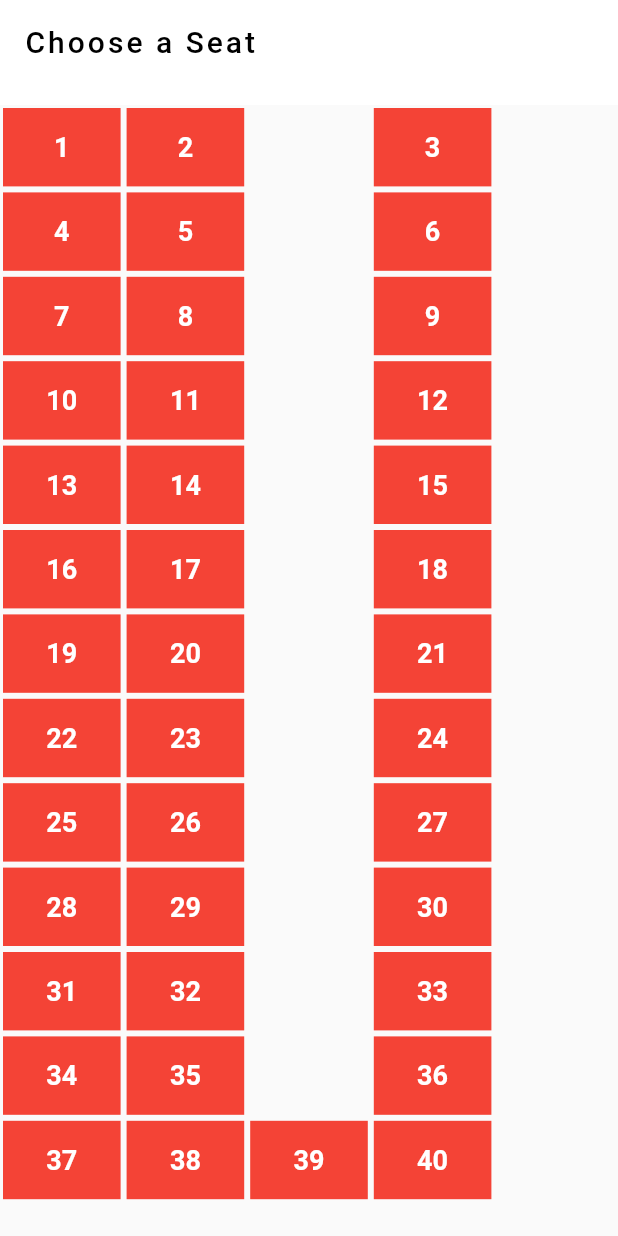
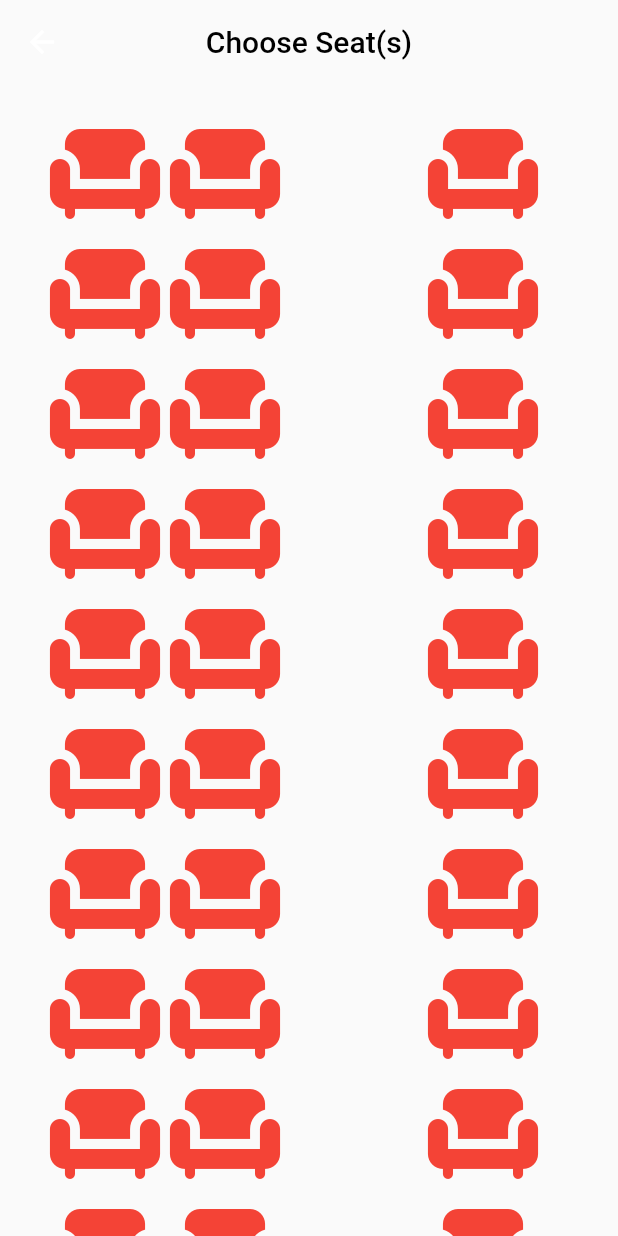
Before and after one commit to EhMaNa/Infinity-Express, a Flutter app: the Booking screen opened directly, on a phone screen of 412 x 824 dp. Run offline on Flutter 3.47's test engine with Material 2 defaults, Android fonts, the phone set to English and light mode, and no system bars; our stand-ins replace flutter_svg, select_form_field.

```diff
--- a/infinity/lib/pages/booking.dart
+++ b/infinity/lib/pages/booking.dart
@@ -2,7 +2,7 @@ import 'package:flutter/material.dart';
 import 'package:flutter/cupertino.dart';
 
 class Booking extends StatefulWidget {
-  const Booking({ Key? key }) : super(key: key);
+  const Booking({Key? key}) : super(key: key);
 
   @override
   _BookingState createState() => _BookingState();
@@ -14,36 +14,30 @@ class _BookingState extends State<Booking> {
     return DefaultTabController(
       length: 1,
       child: Scaffold(
-        appBar: PreferredSize(
-          preferredSize: Size.fromHeight(70),
-          child: AppBar(
-            title: Text('Choose a Seat',
-            style: TextStyle(
-                color: Colors.black,
-              letterSpacing: 2.0
-            ),),
-            centerTitle: false,
-            backgroundColor: Colors.white,
-            elevation: 0.0,
-            automaticallyImplyLeading: false,
-            ),
+        appBar: AppBar(
+          backgroundColor: Colors.transparent,
+          title: Text(
+            'Choose Seat(s)',
+            style: TextStyle(color: Colors.black, fontSize: 20),
+          ),
+          centerTitle: true,
+          elevation: 0.0,
         ),
-
         body: Container(
           child: Center(
             child: TabBarView(
               children: [
                 ListView(
+                  padding:
+                      EdgeInsets.only(left: 30, right: 50, top: 20, bottom: 40),
                   physics: BouncingScrollPhysics(),
                   children: [
-
                     Row(
                       children: [
                         SeatWidget(name: '1', color: Colors.red),
                         SeatWidget(name: '2', color: Colors.red),
                         Spacer(),
                         SeatWidget(name: '3', color: Colors.red),
-                        SeatWidget1(),
                       ],
                     ),
                     Row(
@@ -52,8 +46,6 @@ class _BookingState extends State<Booking> {
                         SeatWidget(name: '5', color: Colors.red),
                         Spacer(),
                         SeatWidget(name: '6', color: Colors.red),
-                        SeatWidget1(),
-
                       ],
                     ),
                     Row(
@@ -62,8 +54,6 @@ class _BookingState extends State<Booking> {
                         SeatWidget(name: '8', color: Colors.red),
                         Spacer(),
                         SeatWidget(name: '9', color: Colors.red),
-                        SeatWidget1(),
-
                       ],
                     ),
                     Row(
@@ -72,7 +62,6 @@ class _BookingState extends State<Booking> {
                         SeatWidget(name: '11', color: Colors.red),
                         Spacer(),
                         SeatWidget(name: '12', color: Colors.red),
-                        SeatWidget1(),
                       ],
                     ),
                     Row(
@@ -81,7 +70,6 @@ class _BookingState extends State<Booking> {
                         SeatWidget(name: '14', color: Colors.red),
                         Spacer(),
                         SeatWidget(name: '15', color: Colors.red),
-                        SeatWidget1(),
                       ],
                     ),
                     Row(
@@ -90,7 +78,6 @@ class _BookingState extends State<Booking> {
                         SeatWidget(name: '17', color: Colors.red),
                         Spacer(),
                         SeatWidget(name: '18', color: Colors.red),
-                        SeatWidget1(),
                       ],
                     ),
                     Row(
@@ -99,7 +86,6 @@ class _BookingState extends State<Booking> {
                         SeatWidget(name: '20', color: Colors.red),
                         Spacer(),
                         SeatWidget(name: '21', color: Colors.red),
-                        SeatWidget1(),
                       ],
                     ),
                     Row(
@@ -108,7 +94,6 @@ class _BookingState extends State<Booking> {
                         SeatWidget(name: '23', color: Colors.red),
                         Spacer(),
                         SeatWidget(name: '24', color: Colors.red),
-                        SeatWidget1(),
                       ],
                     ),
                     Row(
@@ -117,7 +102,6 @@ class _BookingState extends State<Booking> {
                         SeatWidget(name: '26', color: Colors.red),
                         Spacer(),
                         SeatWidget(name: '27', color: Colors.red),
-                        SeatWidget1(),
                       ],
                     ),
                     Row(
@@ -126,8 +110,6 @@ class _BookingState extends State<Booking> {
                         SeatWidget(name: '29', color: Colors.red),
                         Spacer(),
                         SeatWidget(name: '30', color: Colors.red),
-                        SeatWidget1(),
-
                       ],
                     ),
                     Row(
@@ -136,8 +118,6 @@ class _BookingState extends State<Booking> {
                         SeatWidget(name: '32', color: Colors.red),
                         Spacer(),
                         SeatWidget(name: '33', color: Colors.red),
-                        SeatWidget1(),
-
                       ],
                     ),
                     Row(
@@ -146,8 +126,6 @@ class _BookingState extends State<Booking> {
                         SeatWidget(name: '35', color: Colors.red),
                         Spacer(),
                         SeatWidget(name: '36', color: Colors.red),
-                        SeatWidget1(),
-
                       ],
                     ),
                     Row(
@@ -156,31 +134,27 @@ class _BookingState extends State<Booking> {
                         SeatWidget(name: '38', color: Colors.red),
                         SeatWidget(name: '39', color: Colors.red),
                         SeatWidget(name: '40', color: Colors.red),
-
                       ],
                     ),
                   ],
                 ),
-               /* Container(
+                /* Container(
                   child: Center(child: Text('Available')),
                 ),*/
               ],
             ),
           ),
         ),
-
-
       ),
     );
   }
 }
 
 class SeatWidget extends StatefulWidget {
-  String? name;
+  final String? name;
   Color? color;
 
-
-   SeatWidget({this.name, this.color});
+  SeatWidget({this.name, this.color});
 
   @override
   _SeatWidgetState createState() => _SeatWidgetState();
@@ -189,51 +163,18 @@ class SeatWidget extends StatefulWidget {
 class _SeatWidgetState extends State<SeatWidget> {
   @override
   Widget build(BuildContext context) {
-    var width = MediaQuery.of(context).size.width / 5 - 4;
     return GestureDetector(
-      onTap: (){
+      onTap: () {
         setState(() {
-          widget.color = widget.color == Colors.red ? Colors.yellow : Colors.red;
+          widget.color =
+              widget.color == Colors.red ? Colors.yellow : Colors.red;
         });
       },
-      child: Container(
-        margin: EdgeInsets.all(2.0),
-        width: width,
-        height: width / 1.5,
+      child: Icon(
+        Icons.chair,
         color: widget.color,
-        child: Center(
-            child: Text(widget.name.toString(),
-                style: TextStyle(fontSize: 18.0, fontWeight: FontWeight.bold,
-                color: Colors.white))),
+        size: 80,
       ),
     );
   }
 }
-
-class SeatWidget1 extends StatefulWidget {
-  final String? name;
-  final Color? color;
-
-
-  SeatWidget1({this.name = "", this.color=Colors.transparent});
-
-  @override
-  _SeatWidget1State createState() => _SeatWidget1State();
-}
-
-class _SeatWidget1State extends State<SeatWidget1> {
-  @override
-  Widget build(BuildContext context) {
-    var width = MediaQuery.of(context).size.width / 5 - 4;
-    return Container(
-      margin: EdgeInsets.all(2.0),
-      width: width,
-      height: width / 1.5,
-      color: widget.color,
-      child: Center(
-          child: Text(widget.name.toString(),
-              style: TextStyle(fontSize: 18.0, fontWeight: FontWeight.bold,
-                  color: Colors.white))),
-    );
-  }
-}
```
